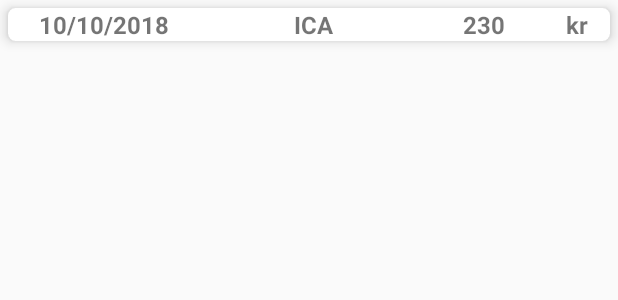
After one commit to HoppaTeamSDA4/Finchild, an Android app: the layout purchase.xml on its own in the app's theme, with its tools: preview values and no code run, on a phone screen of 412 x 824 dp. The commit adds this screen. Shown: the top 300 px of the screen. Run offline under Robolectric (Android 15) with nearby library versions, the phone set to English and light mode, and no system bars.

Commit message:
Child Account is set. Purchase view and Purchase details are working now with Recyclerview

```diff
--- a/app/build.gradle
+++ b/app/build.gradle
@@ -28,5 +28,8 @@ dependencies {
     implementation 'com.android.support:recyclerview-v7:28.0.0'
     implementation 'com.android.support:design:28.0.0'
     implementation 'com.android.support:cardview-v7:28.0.0'
+    implementation 'com.github.aakira:expandable-layout:1.6.0@aar'
+    implementation 'com.alespero:expandable-cardview:0.6'
+    implementation 'com.thoughtbot:expandablerecyclerview:1.3'
 
 }
--- a/app/src/main/AndroidManifest.xml
+++ b/app/src/main/AndroidManifest.xml
@@ -9,6 +9,7 @@
         android:roundIcon="@mipmap/ic_launcher_round"
         android:supportsRtl="true"
         android:theme="@style/AppTheme">
+
         <activity android:name=".MainActivity">
             <intent-filter>
                 <action android:name="android.intent.action.MAIN" />
--- a/app/src/main/res/anim/item_animation.xml
+++ b/app/src/main/res/anim/item_animation.xml
@@ -2,9 +2,10 @@
 <set xmlns:android="http://schemas.android.com/apk/res/android">
 
     <scale
+        android:duration = "500"
         android:fromXScale="1.0"
         android:fromYScale="0.0"
         android:toXScale="1.0"
         android:toYScale="1.0"
-        android:duration = "500" />
+        />
 </set>
--- /dev/null
+++ b/app/src/main/res/layout/purchase.xml
@@ -0,0 +1,67 @@
+<?xml version="1.0" encoding="utf-8"?>
+<android.support.v7.widget.CardView
+
+    xmlns:card_view="http://schemas.android.com/apk/res-auto"
+    xmlns:android="http://schemas.android.com/apk/res/android"
+    android:id="@+id/purchase_cardview"
+    android:layout_width="match_parent"
+    android:layout_height="wrap_content"
+    android:layout_margin="5dp"
+    android:background="@color/cardview_light_background"
+    card_view:cardCornerRadius="5dp"
+    card_view:cardElevation="5dp"
+    card_view:cardUseCompatPadding="false">
+
+    <LinearLayout
+        android:id="@+id/purchase_details"
+        android:layout_width="match_parent"
+        android:layout_height="match_parent"
+        android:orientation="horizontal">
+
+        <TextView
+            android:id="@+id/purchase_date"
+            android:layout_width="100dp"
+            android:layout_height="wrap_content"
+            android:layout_weight="1"
+            android:ems="10"
+            android:inputType="date"
+            android:text="10/10/2018"
+            android:textAlignment="center"
+            android:textSize="16sp"
+            android:textStyle="bold"/>
+
+        <TextView
+            android:id="@+id/store"
+            android:layout_width="120dp"
+            android:layout_height="wrap_content"
+            android:layout_weight="1"
+            android:ems="10"
+            android:text="ICA"
+            android:textAlignment="center"
+            android:textSize="16sp"
+            android:textStyle="bold" />
+
+        <TextView
+            android:id="@+id/amount"
+            android:layout_width="50dp"
+            android:layout_height="wrap_content"
+            android:layout_weight="1"
+            android:ems="10"
+            android:inputType="number"
+            android:text="230"
+            android:textAlignment="center"
+            android:textSize="16sp"
+            android:textStyle="bold"/>
+
+        <TextView
+            android:id="@+id/textView"
+            android:layout_width="wrap_content"
+            android:layout_height="wrap_content"
+            android:layout_weight="1"
+            android:text="kr"
+            android:textAlignment="center"
+            android:textSize="16sp"
+            android:textStyle="bold" />
+
+    </LinearLayout>
+</android.support.v7.widget.CardView>
```
Also changed, not shown: app/src/main/java/com/finchild/hoppateam/sda4/finchild/Item.java (added, +69 -0 lines), app/src/main/java/com/finchild/hoppateam/sda4/finchild/ItemAdapter.java (added, +47 -0 lines), app/src/main/java/com/finchild/hoppateam/sda4/finchild/ItemViewHolder.java (added, +38 -0 lines), app/src/main/java/com/finchild/hoppateam/sda4/finchild/MainActivity.java (+29 -28 lines), app/src/main/java/com/finchild/hoppateam/sda4/finchild/Purchase.java (added, +45 -0 lines), app/src/main/java/com/finchild/hoppateam/sda4/finchild/PurchaseViewHolder.java (added, +30 -0 lines), app/src/main/java/com/finchild/hoppateam/sda4/finchild/Purchase_Details.java (deleted, +0 -47 lines), app/src/main/java/com/finchild/hoppateam/sda4/finchild/RVAdapter.java (deleted, +0 -69 lines), app/src/main/res/layout/activity_main.xml (added, +15 -0 lines), app/src/main/res/layout/activity_main2.xml (deleted, +0 -59 lines), app/src/main/res/layout/content_main.xml (deleted, +0 -17 lines), app/src/main/res/layout/item.xml (added, +47 -0 lines), app/src/main/res/layout/purchase_view.xml (deleted, +0 -65 lines).
